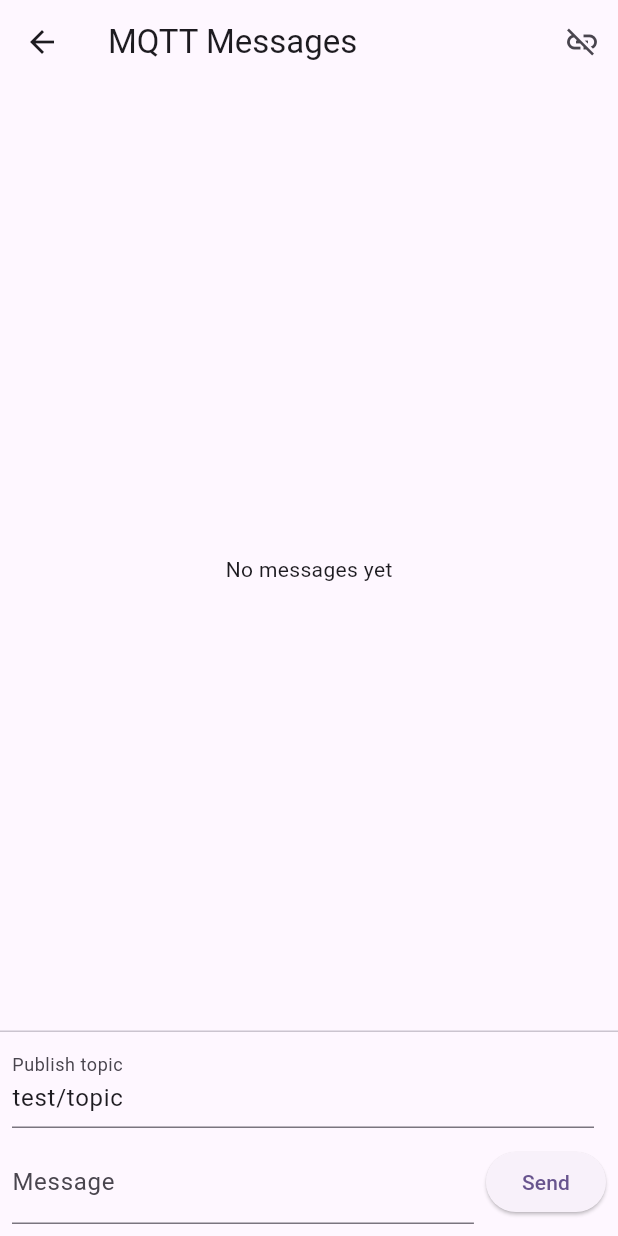
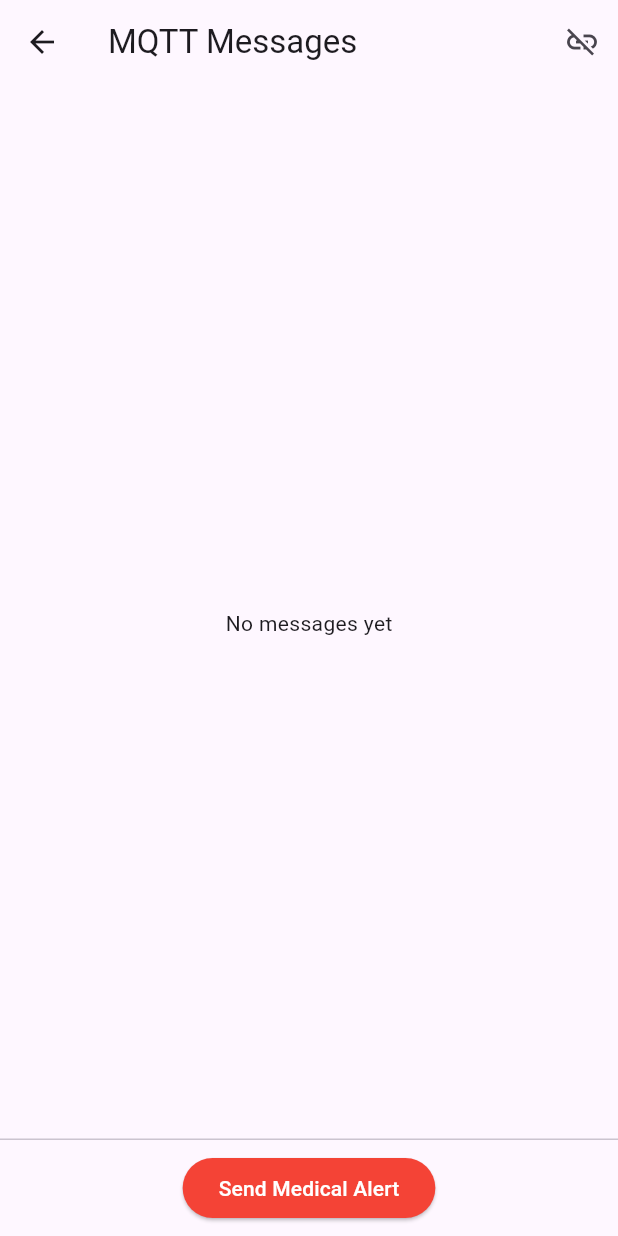
Before and after one commit to NafieAlhilaly/guided-tour-companion-app, a Flutter app: the MqttMessagesPage screen opened directly, on a phone screen of 412 x 824 dp. Run offline on Flutter 3.47's test engine with Material 3 defaults, Android fonts, the phone set to English and light mode, and no system bars; missing offline and left inert: mqtt_client.

Commit message:
feat(mqtt): improve mqtt_messages_page.dart UI/logic

```diff
--- a/lib/pages/mqtt_messages_page.dart
+++ b/lib/pages/mqtt_messages_page.dart
@@ -47,16 +47,22 @@ class _MqttMessagesPageState extends State<MqttMessagesPage> {
   }
 
   void _publish() {
-    final topic = _pubTopicCtrl.text.trim();
-    final payload = _pubMsgCtrl.text;
+    final topic = "/notification/med_alert";
+    final payload = "med_alert";
     if (topic.isEmpty) return;
     MqttService.instance.publish(topic, payload);
     _pubMsgCtrl.clear();
-    ScaffoldMessenger.of(
-      context,
-    ).showSnackBar(SnackBar(content: Text('Published to $topic')));
+    _showTopSnackBar('Published to $topic');
   }
-
+  void _showTopSnackBar(String message) {
+    ScaffoldMessenger.of(context).showSnackBar(
+      SnackBar(
+        content: Text(message),
+        behavior: SnackBarBehavior.floating,
+        margin: const EdgeInsets.only(top: 16, left: 16, right: 16),
+      ),
+    );
+  }
   void _disconnect() {
     MqttService.instance.disconnect();
     Navigator.of(context).popUntil((route) => route.isFirst);
@@ -103,7 +109,7 @@ class _MqttMessagesPageState extends State<MqttMessagesPage> {
             child: _messages.isEmpty
                 ? const Center(child: Text('No messages yet'))
                 : ListView.builder(
-                    reverse: false,
+                    reverse: true,
                     itemCount: _messages.length,
                     itemBuilder: (context, index) {
                       final m = _messages[index];
@@ -137,38 +143,13 @@ class _MqttMessagesPageState extends State<MqttMessagesPage> {
           const Divider(height: 1),
           Padding(
             padding: const EdgeInsets.all(8.0),
-            child: Column(
-              children: [
-                Row(
-                  children: [
-                    Expanded(
-                      child: TextField(
-                        controller: _pubTopicCtrl,
-                        decoration: const InputDecoration(
-                          labelText: 'Publish topic',
-                        ),
-                      ),
-                    ),
-                    const SizedBox(width: 8),
-                  ],
+            child: ElevatedButton(
+                style: ButtonStyle(
+                backgroundColor: WidgetStateProperty.all(Colors.red),
+                foregroundColor: WidgetStateProperty.all(Colors.white),
                 ),
-                const SizedBox(height: 8),
-                Row(
-                  children: [
-                    Expanded(
-                      child: TextField(
-                        controller: _pubMsgCtrl,
-                        decoration: const InputDecoration(labelText: 'Message'),
-                      ),
-                    ),
-                    const SizedBox(width: 8),
-                    ElevatedButton(
-                      onPressed: _publish,
-                      child: const Text('Send'),
-                    ),
-                  ],
-                ),
-              ],
+              onPressed: _publish,
+              child: const Text('Send Medical Alert'),
             ),
           ),
         ],
```
